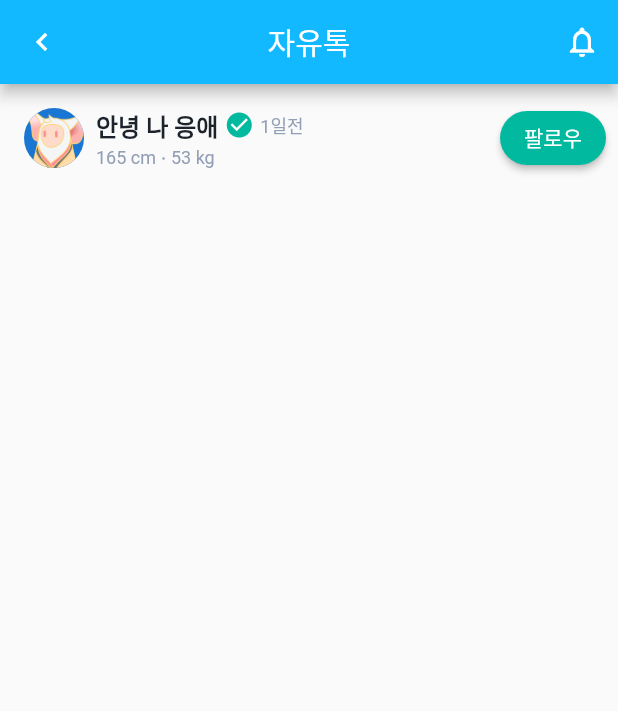
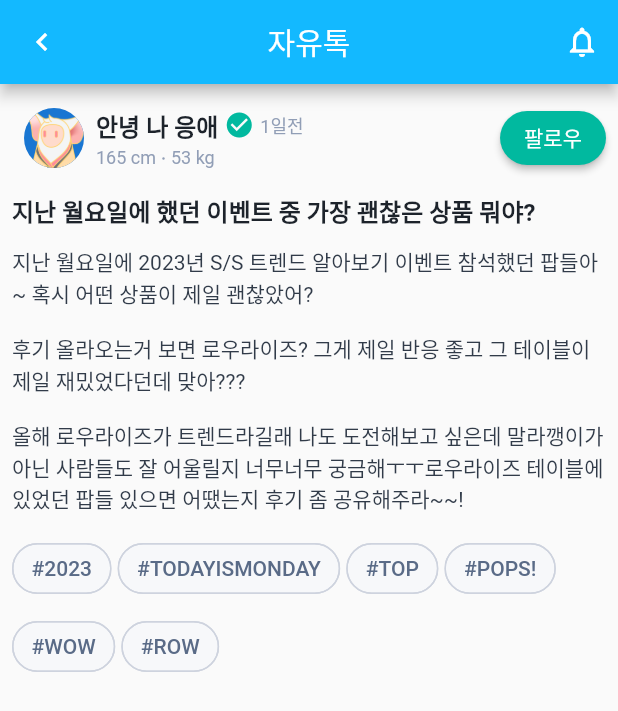
Before and after one commit to rajarshi-ch/responsive_ui_demo, a Flutter app: the screen it shows after launch, on a phone screen of 412 x 824 dp. Shown: the top 711 px of the screen. Run offline on Flutter 3.47's test engine with Material 2 defaults, Android fonts, the light colour scheme and no system bars; our stand-ins replace bloc, flutter_bloc; generated files the repository leaves out were written again.

Commit message:
Hash Tag component added

```diff
--- /dev/null
+++ b/lib/core/constants/const_data.dart
@@ -0,0 +1,40 @@
+import 'package:responsive_ui_demo/demo_ui/view/data/models/post_model.dart';
+import 'package:responsive_ui_demo/demo_ui/view/data/models/user_model.dart';
+
+final List<User> kUsers = [
+  User(
+    height: 165,
+    weight: 53,
+    userName: '안녕 나 응애',
+    imageUrl: 'assets/images/image1.png',
+    isVerified: true,
+  ),
+  User(
+    height: 165,
+    weight: 53,
+    userName: 'ㅇㅅㅇ',
+    imageUrl: 'assets/images/image2.png',
+    isVerified: false,
+  ),
+];
+
+final List<Post> posts = [
+  Post(
+    user: kUsers[0],
+    postDateTime: DateTime.now(),
+    title: '지난 월요일에 했던 이벤트 중 가장 괜찮은 상품 뭐야?',
+    body: '지난 월요일에 2023년 S/S 트렌드 알아보기 이벤트 참석했던 팝들아~ '
+        '혹시 어떤 상품이 제일 괜찮았어? \n\n'
+        '후기 올라오는거 보면 로우라이즈? 그게 제일 반응 좋고 그 테이블이 '
+        '제일 재밌었다던데 맞아???\n\n'
+        '올해 로우라이즈가 트렌드라길래 나도 도전해보고 싶은데 말라깽이가 '
+        '아닌 사람들도 잘 어울릴지 너무너무 궁금해ㅜㅜ로우라이즈 테이블에 '
+        '있었던 팝들 있으면 어땠는지 후기 좀 공유해주라~~!',
+    images: [
+      'assets/images/image3.jpg',
+      'assets/images/image3.jpg',
+      'assets/images/image3.jpg'
+    ],
+    hashTags: ['#2023', '#TODAYISMONDAY', '#TOP', '#POPS!', '#WOW', '#ROW'],
+  )
+];
--- a/lib/core/constants/constant_colors.dart
+++ b/lib/core/constants/constant_colors.dart
@@ -4,4 +4,6 @@ const Color kPrimaryGreen = Color(0xff01B99F);
 
 const Color kPrimaryBlack = Color(0xff1D232B);
 const Color kLightGray = Color(0xff919EB6);
+const Color kLightBackgroundGray = Color(0xffF7F8FA);
+const Color kLightBorderGray = Color(0xffCED3DE);
 const Color kSecondaryBlack = Color(0xff313B49);
--- a/lib/core/constants/constant_text_styles.dart
+++ b/lib/core/constants/constant_text_styles.dart
@@ -5,7 +5,7 @@ import 'package:responsive_ui_demo/core/constants/constant_sizes.dart';
 const TextStyle kHeadingStyle = TextStyle(
   fontSize: kHeaderSize,
   color: kPrimaryBlack,
-  fontWeight: FontWeight.bold,
+  fontWeight: FontWeight.w700,
 );
 
 const TextStyle kSubheadingStyle = TextStyle(
@@ -17,3 +17,8 @@ const TextStyle kContentStyle = TextStyle(
   fontSize: kContentSize,
   color: kSecondaryBlack,
 );
+
+const TextStyle kHashTagStyle = TextStyle(
+    color: Color(0xff5A6B87),
+    fontSize: kContentSize,
+    fontWeight: FontWeight.w500);
--- /dev/null
+++ b/lib/demo_ui/view/components/hash_tag.dart
@@ -0,0 +1,27 @@
+import 'package:flutter/material.dart';
+import 'package:responsive_ui_demo/core/constants/constant_colors.dart';
+import 'package:responsive_ui_demo/core/constants/constant_text_styles.dart';
+
+class HashTag extends StatelessWidget {
+  const HashTag({
+    required this.hashTag,
+    super.key,
+  });
+  final String hashTag;
+  @override
+  Widget build(BuildContext context) {
+    return Chip(
+      label: Text(
+        hashTag,
+        style: kHashTagStyle,
+      ),
+      backgroundColor: kLightBackgroundGray,
+      shape: RoundedRectangleBorder(
+        side: const BorderSide(
+          color: kLightBorderGray,
+        ),
+        borderRadius: BorderRadius.circular(25),
+      ),
+    );
+  }
+}
--- a/lib/demo_ui/view/demo_ui_page.dart
+++ b/lib/demo_ui/view/demo_ui_page.dart
@@ -1,10 +1,12 @@
 import 'package:flutter/material.dart';
+import 'package:responsive_ui_demo/core/constants/const_data.dart';
+import 'package:responsive_ui_demo/core/constants/constant_colors.dart';
+import 'package:responsive_ui_demo/core/constants/constant_text_styles.dart';
 import 'package:responsive_ui_demo/demo_ui/view/components/custom_back_button.dart';
+import 'package:responsive_ui_demo/demo_ui/view/components/hash_tag.dart';
 import 'package:responsive_ui_demo/demo_ui/view/components/notification_button.dart';
 import 'package:responsive_ui_demo/demo_ui/view/components/rounded_button.dart';
 import 'package:responsive_ui_demo/demo_ui/view/components/user_header.dart';
-import 'package:responsive_ui_demo/demo_ui/view/data/models/post_model.dart';
-import 'package:responsive_ui_demo/demo_ui/view/data/models/user_model.dart';
 
 class DemoPage extends StatefulWidget {
   const DemoPage({super.key});
@@ -13,48 +15,9 @@ class DemoPage extends StatefulWidget {
   State<DemoPage> createState() => _DemoPageState();
 }
 
-final List<User> kUsers = [
-  User(
-    height: 165,
-    weight: 53,
-    userName: '안녕 나 응애',
-    imageUrl: 'assets/images/image1.png',
-    isVerified: true,
-  ),
-  User(
-    height: 165,
-    weight: 53,
-    userName: 'ㅇㅅㅇ',
-    imageUrl: 'assets/images/image2.png',
-    isVerified: false,
-  ),
-];
-
 class _DemoPageState extends State<DemoPage> {
-  final List<Post> posts = [
-    Post(
-      user: kUsers[0],
-      postDateTime: DateTime.now(),
-      title: '지난 월요일에 했던 이벤트 중 가장 괜찮은 상품 뭐야?',
-      body: '지난 월요일에 2023년 S/S 트렌드 알아보기 이벤트 참석했던 팝들아~ '
-          '혹시 어떤 상품이 제일 괜찮았어? \n'
-          '후기 올라오는거 보면 로우라이즈? 그게 제일 반응 좋고 그 테이블이 '
-          '제일 재밌었다던데 맞아???\n'
-          '올해 로우라이즈가 트렌드라길래 나도 도전해보고 싶은데 말라깽이가 '
-          '아닌 사람들도 잘 어울릴지 너무너무 궁금해ㅜㅜ로우라이즈 테이블에 '
-          '있었던 팝들 있으면 어땠는지 후기 좀 공유해주라~~!',
-      images: [
-        'assets/images/image3.jpg',
-        'assets/images/image3.jpg',
-        'assets/images/image3.jpg'
-      ],
-      hashTags: ['#2023', '#TODAYISMONDAY', '#TOP', '#POPS!', '#WOW', '#ROW'],
-    )
-  ];
-
   @override
   Widget build(BuildContext context) {
-    final theme = Theme.of(context);
     return Scaffold(
       appBar: AppBar(
         title: const Text('자유톡'),
@@ -68,6 +31,7 @@ class _DemoPageState extends State<DemoPage> {
         child: Column(
           children: posts
               .map((post) => Column(
+                    crossAxisAlignment: CrossAxisAlignment.start,
                     children: [
                       Row(
                         mainAxisAlignment: MainAxisAlignment.spaceBetween,
@@ -76,10 +40,34 @@ class _DemoPageState extends State<DemoPage> {
                           UserHeader(
                               user: post.user,
                               showSecondLine: true,
-                              daysAgo: "1일전"),
+                              daysAgo: '1일전'),
 
-                          RoundedButton(onPressed: () {}, buttonText: "팔로우")
+                          RoundedButton(onPressed: () {}, buttonText: '팔로우')
                         ],
+                      ),
+                      const SizedBox(
+                        height: 8,
+                      ),
+                      Text(
+                        post.title,
+                        style: kHeadingStyle,
+                      ),
+                      const SizedBox(
+                        height: 12,
+                      ),
+                      Text(
+                        post.body,
+                        style: kContentStyle,
+                      ),
+                      const SizedBox(
+                        height: 12,
+                      ),
+                      Wrap(
+                        spacing: 4,
+                        runSpacing: 4,
+                        children: post.hashTags
+                            .map((tag) => HashTag(hashTag: tag))
+                            .toList(),
                       )
                     ],
                   ))
```
